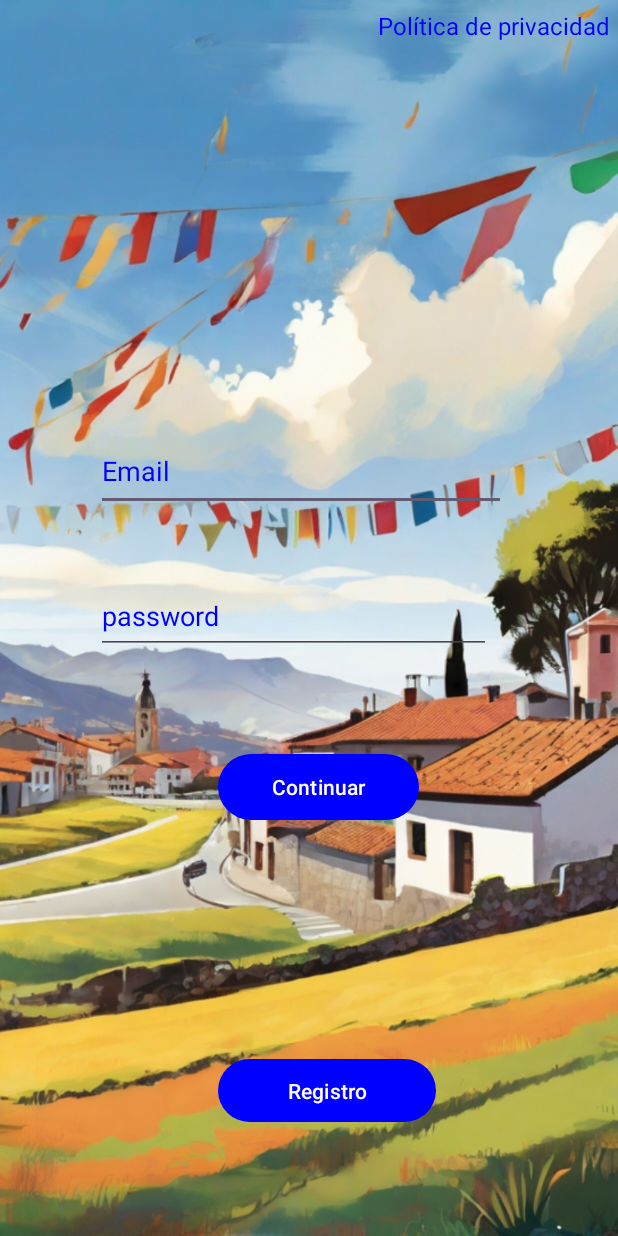
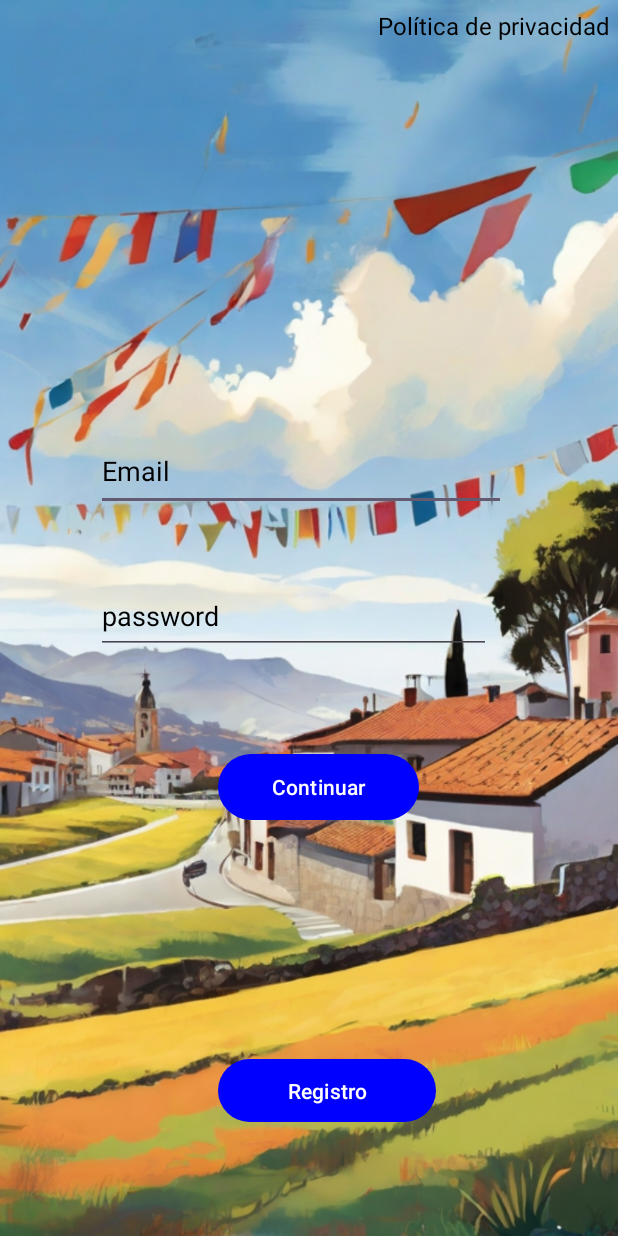
Before and after one commit to ElKalto/EventVault, an Android app: the screen it shows after launch (EventVault), on a phone screen of 412 x 824 dp. Run offline under Robolectric (Android 15) with nearby library versions, the phone set to English and light mode, and no system bars; our stand-ins replace Firebase (no records; nobody signed in at launch, a user with empty details on screens opened directly).

Commit message:
Vuelve a funcionar todo 6.9.4
cambio de look

falta :
Modificar tamaño letra

```diff
--- a/app/src/main/java/com/example/eventvault/servicios/EventVault.java
+++ b/app/src/main/java/com/example/eventvault/servicios/EventVault.java
@@ -37,8 +37,17 @@ public class EventVault extends AppCompatActivity {
         Button btnRegistro = findViewById(R.id.btnRegistro);
         Button btnContinuar = findViewById(R.id.buttonContinuar);
 
-        SharedPreferences sharedPreferences = getSharedPreferences("ColorBotones", MODE_PRIVATE);
-        int color = sharedPreferences.getInt("ColorBotones", Color.BLUE); // Color azul por defecto
+        // Recuperar el color de los botones desde SharedPreferences
+        SharedPreferences btnSharedPreferences = getSharedPreferences("ColorBotones", MODE_PRIVATE);
+        int colorBotones = btnSharedPreferences.getInt("ColorBotones", Color.BLUE); // Color azul por defecto
+
+        // Aplicar el color a los botones
+        btnRegistro.setBackgroundColor(colorBotones);
+        btnContinuar.setBackgroundColor(colorBotones);
+
+        // Recuperar el color del texto desde SharedPreferences
+        SharedPreferences textSharedPreferences = getSharedPreferences("ColorTextos", MODE_PRIVATE);
+        int colorTextos = textSharedPreferences.getInt("ColorTextos", Color.BLACK); // Color negro por defecto
 
         TextView textViewPoliticaPrivacidad = findViewById(R.id.textViewPoliticaPrivacidad);
         TextView TxMail = findViewById(R.id.TxMail);
@@ -47,31 +56,19 @@ public class EventVault extends AppCompatActivity {
         EditText edtMail = findViewById(R.id.TxMail);
         EditText edtPass = findViewById(R.id.TxPass);
 
-        textViewPoliticaPrivacidad.setTextColor(color);
-        TxMail.setTextColor(color);
-        TxPass.setTextColor(color);
+        // Aplicar el color a los TextView
+        textViewPoliticaPrivacidad.setTextColor(colorTextos);
+        TxMail.setTextColor(colorTextos);
+        TxPass.setTextColor(colorTextos);
 
-// Aplicar el color a los hints de los EditText
-        edtMail.setHintTextColor(color);
-        edtPass.setHintTextColor(color);
-
-        // Aplicar el color al botón
-        btnRegistro.setBackgroundColor(color);
-        btnContinuar.setBackgroundColor(color);
+        // Aplicar el color a los hints de los EditText
+        edtMail.setHintTextColor(colorTextos);
+        edtPass.setHintTextColor(colorTextos);
 
         textViewPoliticaPrivacidad.setOnClickListener(new View.OnClickListener() {
             @Override
             public void onClick(View v) {
                 abrirPoliticaPrivacidad(); // Llamada al método sin pasar el argumento 'v'
-            }
-        });
-
-        btnRegistro.setOnClickListener(new View.OnClickListener() {
-            @Override
-            public void onClick(View v) {
-                // Intent para iniciar la actividad Registro
-                Intent intent = new Intent(EventVault.this, Registro.class);
-                startActivity(intent);
             }
         });
 
--- a/app/src/main/res/layout/activity_lista_eventos.xml
+++ b/app/src/main/res/layout/activity_lista_eventos.xml
@@ -7,7 +7,7 @@
     tools:context=".vista.ListaEventos">
 
     <TextView
-        android:id="@+id/textView8"
+        android:id="@+id/txtviewTituloLista"
         android:layout_width="match_parent"
         android:layout_height="wrap_content"
         android:layout_marginTop="2dp"
@@ -20,7 +20,7 @@
         android:id="@+id/recyclerViewEventos"
         android:layout_width="287dp"
         android:layout_height="504dp"
-        android:layout_below="@id/textView8"
+        android:layout_below="@id/txtviewTituloLista"
         android:layout_alignParentStart="true"
         android:layout_alignParentEnd="true"
         android:layout_alignParentBottom="true"
```
Also changed, not shown: app/src/main/java/com/example/eventvault/modelo/DetallesEvento.java (+14 -0 lines), app/src/main/java/com/example/eventvault/vista/CreacionEvento.java (+14 -12 lines), app/src/main/java/com/example/eventvault/vista/EditarApp.java (+12 -17 lines), app/src/main/java/com/example/eventvault/vista/EditarEvento.java (+25 -17 lines), app/src/main/java/com/example/eventvault/vista/EventoFragment.java (+27 -14 lines), app/src/main/java/com/example/eventvault/vista/ListaEventos.java (+6 -4 lines), app/src/main/java/com/example/eventvault/vista/PoliticaPrivacidad.java (+4 -4 lines), app/src/main/java/com/example/eventvault/vista/Registro.java (+12 -0 lines).
